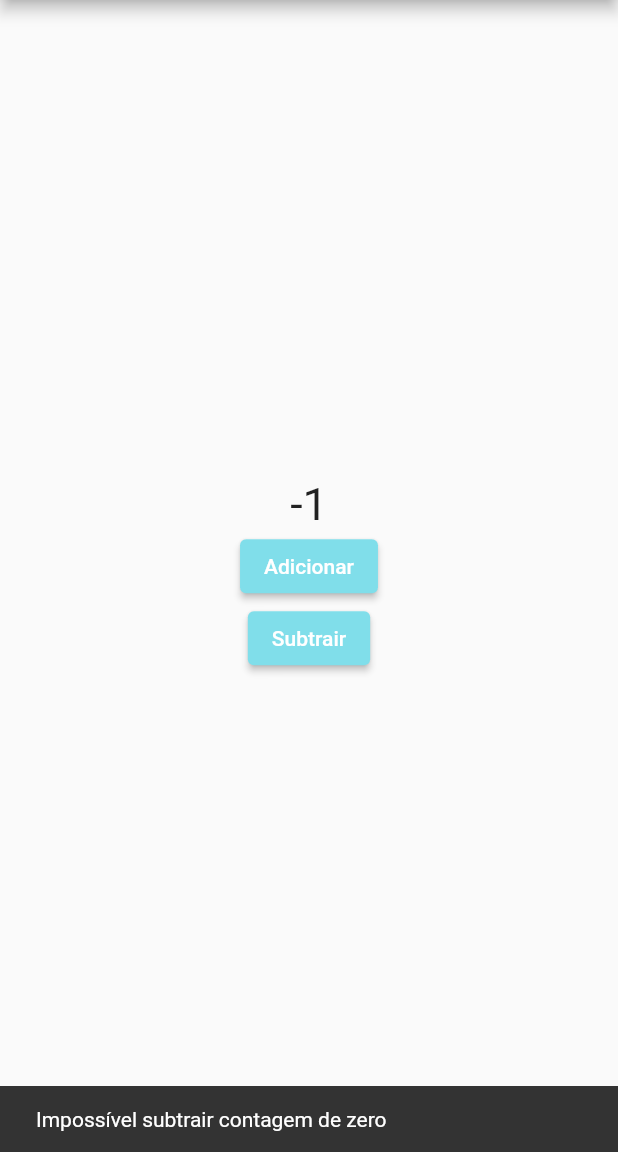
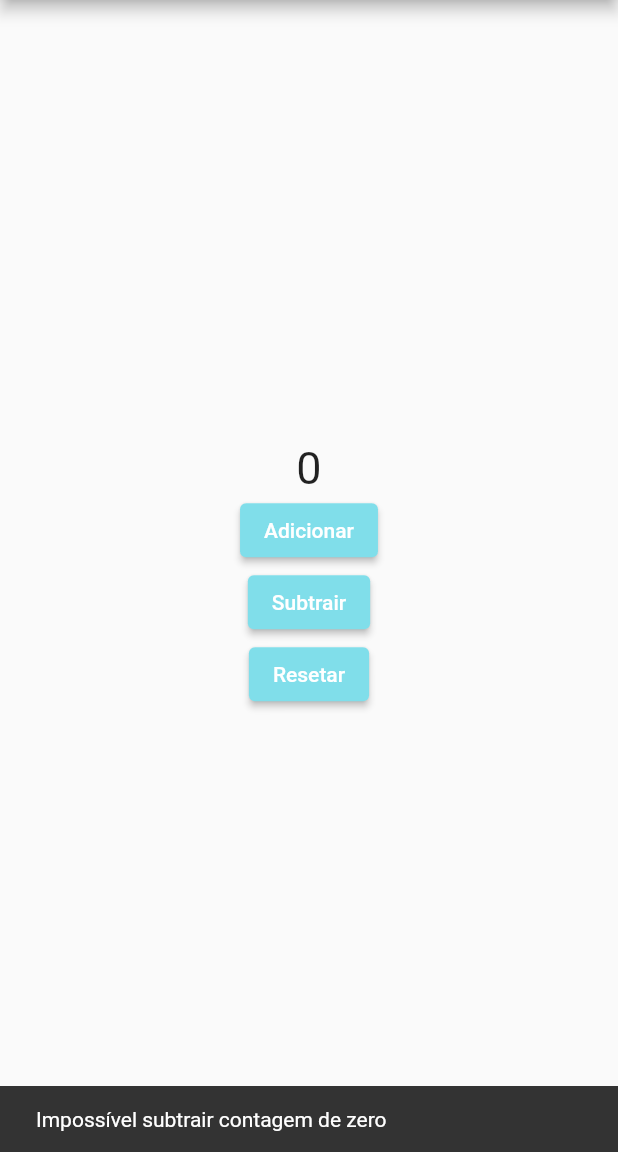
Before and after one commit to SilvaGabrielMartins/Bootcamp-ProgramaNewThinkers2021, a Flutter app: the screen it shows after launch, after a tap on "Subtrair", on a phone screen of 412 x 824 dp, the part 84-1236 px from its top. Run offline on Flutter 3.47's test engine with Material 2 defaults, Android fonts, the phone set to English and light mode, and no system bars.

Commit message:
Adicionado botao reset

```diff
--- a/Trilha_Flutter/Aula02/contador/lib/main.dart
+++ b/Trilha_Flutter/Aula02/contador/lib/main.dart
@@ -66,8 +66,21 @@ class _MyPageState extends State<MyPage> {
                   if (contadorButao == 0) {
                     ScaffoldMessenger.of(context).showSnackBar(const SnackBar(
                         content: Text('Impossível subtrair contagem de zero')));
+                  } else {
+                    contadorButao--;
                   }
-                  contadorButao--;
+                });
+              },
+              style: ButtonStyle(
+                backgroundColor:
+                    MaterialStateProperty.all<Color>(Colors.cyan[200]),
+              ),
+            ),
+            ElevatedButton(
+              child: Text('Resetar'),
+              onPressed: () {
+                setState(() {
+                  contadorButao = 0;
                 });
               },
               style: ButtonStyle(
```
